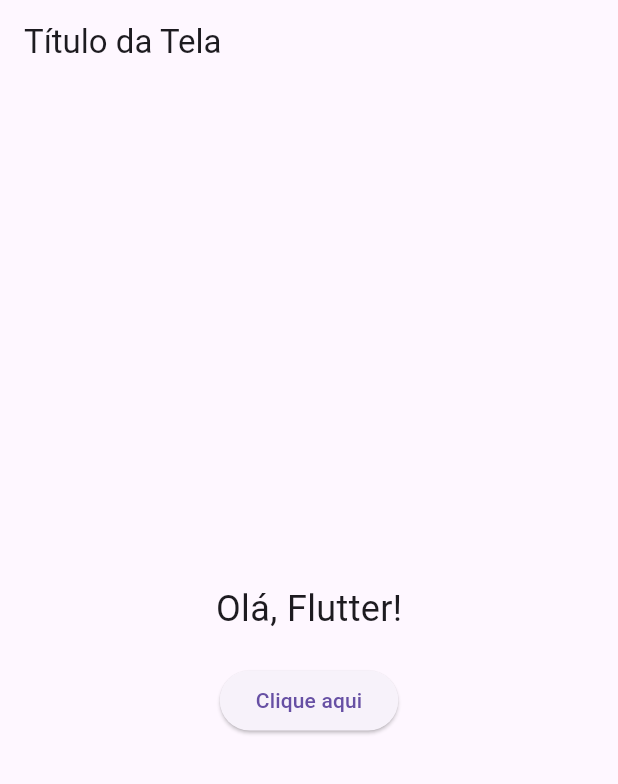
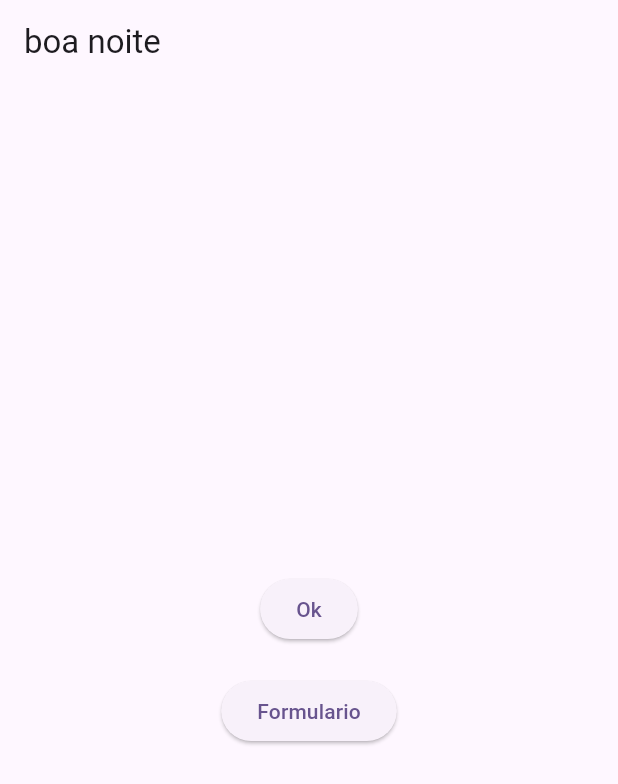
Before and after one commit to EduardorGermano/APP-controle-de-bar, a Flutter app: the screen it shows after launch, on a phone screen of 412 x 824 dp. Shown: the top 784 px of the screen. Run offline on Flutter 3.47's test engine with Material 3 defaults, Android fonts, the phone set to English and light mode, and no system bars; our stand-ins replace sqflite; accounts and stored records are empty.

Commit message:
Implementação de um formulario

```diff
--- a/lib/main.dart
+++ b/lib/main.dart
@@ -1,5 +1,8 @@
 import 'package:controle_de_bar/app/widget/bar_lista.dart';
+import 'package:controle_de_bar/formulario.dart';
 import 'package:flutter/material.dart';
+import './teste.dart';
+import './treino.dart';
 
 void main() {
   runApp(const MyApp());
@@ -8,46 +11,26 @@
 class MyApp extends StatelessWidget {
   const MyApp({super.key});
 
-  // This widget is the root of your application.
   @override
   Widget build(BuildContext context) {
     return MaterialApp(
       title: 'Flutter Demo',
       theme: ThemeData(
-        // This is the theme of your application.
-        //
-        // TRY THIS: Try running your application with "flutter run". You'll see
-        // the application has a blue toolbar. Then, without quitting the app,
-        // try changing the seedColor in the colorScheme below to Colors.green
-        // and then invoke "hot reload" (save your changes or press the "hot
-        // reload" button in a Flutter-supported IDE, or press "r" if you used
-        // the command line to start the app).
-        //
-        // Notice that the counter didn't reset back to zero; the application
-        // state is not lost during the reload. To reset the state, use hot
-        // restart instead.
-        //
-        // This works for code too, not just values: Most code changes can be
-        // tested with just a hot reload.
         colorScheme: ColorScheme.fromSeed(seedColor: Colors.deepPurple),
         useMaterial3: true,
       ),
-      home: const MyHomePage(title: 'Flutter Demo Home Page'),
+      routes: {
+        '/': (build) => Teste(),
+        'teste': (build) => Teste(),
+        'treino': (build) => Treino(),
+        'formulario': (build) => Formulario()
+      },
     );
   }
 }
 
 class MyHomePage extends StatefulWidget {
   const MyHomePage({super.key, required this.title});
-
-  // This widget is the home page of your application. It is stateful, meaning
-  // that it has a State object (defined below) that contains fields that affect
-  // how it looks.
-
-  // This class is the configuration for the state. It holds the values (in this
-  // case the title) provided by the parent (in this case the App widget) and
-  // used by the build method of the State. Fields in a Widget subclass are
-  // always marked "final".
 
   final String title;
 
@@ -60,23 +43,35 @@
 
   void _incrementCounter() {
     setState(() {
-      // This call to setState tells the Flutter framework that something has
-      // changed in this State, which causes it to rerun the build method below
-      // so that the display can reflect the updated values. If we changed
-      // _counter without calling setState(), then the build method would not be
-      // called again, and so nothing would appear to happen.
       _counter++;
     });
   }
 
   @override
   Widget build(BuildContext context) {
-    return MaterialApp(
-      title: "Bar",
-      home: Scaffold(
-        body: Center(
-          child: MinhaTela(),
+    return Scaffold(
+      appBar: AppBar(
+        backgroundColor: Theme.of(context).colorScheme.inversePrimary,
+        title: Text(widget.title),
+      ),
+      body: Center(
+        child: Column(
+          mainAxisAlignment: MainAxisAlignment.center,
+          children: <Widget>[
+            const Text(
+              'You have pushed the button this many times:',
+            ),
+            Text(
+              '$_counter',
+              style: Theme.of(context).textTheme.headlineMedium,
+            ),
+          ],
         ),
+      ),
+      floatingActionButton: FloatingActionButton(
+        onPressed: _incrementCounter,
+        tooltip: 'Increment',
+        child: const Icon(Icons.add),
       ),
     );
   }
--- /dev/null
+++ b/lib/teste.dart
@@ -0,0 +1,49 @@
+import 'package:flutter/material.dart';
+
+class Teste extends StatefulWidget {
+  @override
+  State<Teste> createState() => _TesteState();
+}
+
+class _TesteState extends State<Teste> {
+  var texto = 'boa noite';
+
+  @override
+  Widget build(BuildContext context) {
+    return Scaffold(
+      appBar: AppBar(
+        title: Text(texto),
+      ),
+      body: Center(
+        child: Column(
+          mainAxisAlignment: MainAxisAlignment.center,
+          children: [
+            ElevatedButton(
+              onPressed: () {
+                Navigator.pushNamed(context, 'treino', arguments: texto)
+                    .then((value) {
+                  setState(() {
+                    texto = 'atualizou';
+                  });
+                });
+              },
+              child: Text('Ok'),
+            ),
+            SizedBox(height: 20),
+            ElevatedButton(
+              onPressed: () {
+                Navigator.pushNamed(context, 'formulario', arguments: texto)
+                    .then((value) {
+                  setState(() {
+                    texto = 'preencha o formulario';
+                  });
+                });
+              },
+              child: Text('Formulario'),
+            ),
+          ],
+        ),
+      ),
+    );
+  }
+}
```
Also changed, not shown: lib/formulario.dart (added, +97 -0 lines), lib/treino.dart (added, +21 -0 lines).
